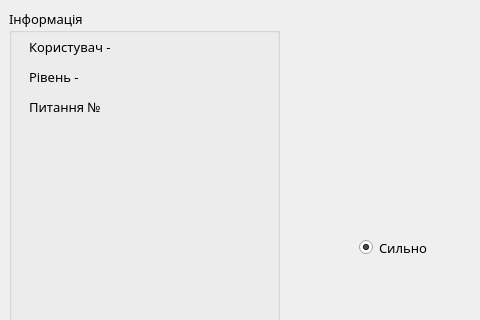
Qt form main.ui (Spalletto/programmer-skills) before a commit; both pictures show x 0 to 480 and y 0 to 320 of the 1109 by 534 pixel window.
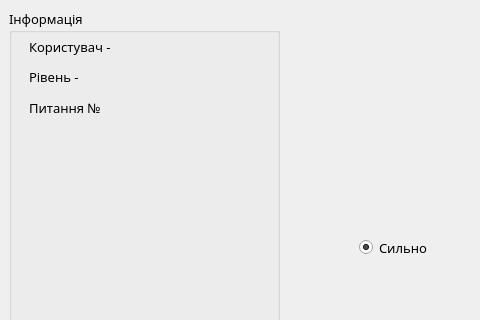
The same form after that commit. The open tabs and pages were chosen to show the change.

Commit message: added info panel

Patch:
```diff
--- a/main.ui
+++ b/main.ui
@@ -124,7 +124,7 @@
         <rect>
          <x>20</x>
          <y>60</y>
-         <width>181</width>
+         <width>241</width>
          <height>16</height>
         </rect>
        </property>
@@ -143,8 +143,8 @@
         <rect>
          <x>20</x>
          <y>90</y>
-         <width>181</width>
-         <height>16</height>
+         <width>241</width>
+         <height>51</height>
         </rect>
        </property>
        <property name="font">
@@ -156,13 +156,19 @@
        <property name="text">
         <string>Питання №</string>
        </property>
+       <property name="alignment">
+        <set>Qt::AlignLeading|Qt::AlignLeft|Qt::AlignTop</set>
+       </property>
+       <property name="wordWrap">
+        <bool>true</bool>
+       </property>
       </widget>
       <widget class="QLabel" name="info_user_label">
        <property name="geometry">
         <rect>
          <x>20</x>
          <y>30</y>
-         <width>181</width>
+         <width>241</width>
          <height>16</height>
         </rect>
        </property>
```
Left out of the diff: 6 changed lines with no effect on the pictures. The commit also changes 1 other file.
